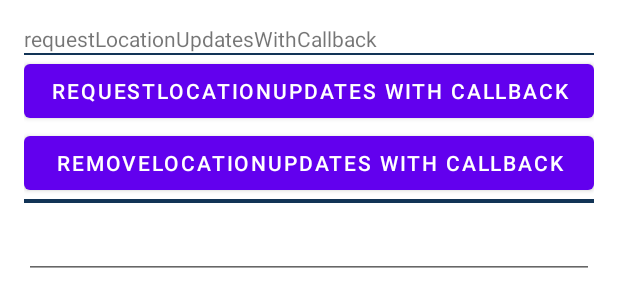
After one commit to srtcayhan/HMSPlayground, an Android app: the layout activity_location.xml on its own in the app's theme, with its tools: preview values and no code run, on a phone screen of 412 x 824 dp. The commit adds this screen. Shown: the top 307 px of the screen. Run offline under Robolectric (Android 15) with nearby library versions, the phone set to English and light mode, and no system bars.

Commit message:
location kit codelab

```diff
--- a/app/src/main/AndroidManifest.xml
+++ b/app/src/main/AndroidManifest.xml
@@ -3,6 +3,9 @@
     package="com.example.srtcayhan.hmsaccountkit">
 
     <uses-permission android:name="android.permission.INTERNET" />
+    <uses-permission android:name="android.permission.ACCESS_FINE_LOCATION" />
+    <uses-permission android:name="android.permission.ACCESS_COARSE_LOCATION" />
+    <uses-permission android:name="android.permission.ACCESS_BACKGROUND_LOCATION" />
 
     <queries>
         <intent>
@@ -17,6 +20,9 @@
         android:label="@string/app_name"
         android:theme="@style/Theme.HmsAccountKit"
         android:usesCleartextTraffic="true">
+        <activity
+            android:name=".location.LocationActivity"
+            android:exported="false" />
         <activity
             android:name=".ads.SplashActivity"
             android:exported="false" />
--- a/app/src/main/java/com/example/srtcayhan/hmsaccountkit/MainActivity.kt
+++ b/app/src/main/java/com/example/srtcayhan/hmsaccountkit/MainActivity.kt
@@ -11,6 +11,7 @@ import android.widget.TextView
 import com.example.srtcayhan.hmsaccountkit.ads.AdActivity
 import com.example.srtcayhan.hmsaccountkit.analytics.AnalyticsActivity
 import com.example.srtcayhan.hmsaccountkit.databinding.ActivityMainBinding
+import com.example.srtcayhan.hmsaccountkit.location.LocationActivity
 import com.huawei.hmf.tasks.Task
 import com.huawei.hms.aaid.HmsInstanceId
 import com.huawei.hms.common.ApiException
@@ -59,6 +60,10 @@ class MainActivity : AppCompatActivity() {
 
         binding.btnAd.setOnClickListener {
             val intent = Intent(this, AdActivity::class.java)
+            startActivity(intent)
+        }
+        binding.btnLocation.setOnClickListener {
+            val intent = Intent(this, LocationActivity::class.java)
             startActivity(intent)
         }
 
--- /dev/null
+++ b/app/src/main/res/layout/activity_location.xml
@@ -0,0 +1,75 @@
+<?xml version="1.0" encoding="utf-8"?>
+
+<LinearLayout xmlns:android="http://schemas.android.com/apk/res/android"
+    xmlns:tools="http://schemas.android.com/tools"
+    android:layout_width="match_parent"
+    android:layout_height="match_parent"
+    android:focusable="true"
+    android:focusableInTouchMode="true"
+    android:orientation="vertical"
+    android:paddingLeft="@dimen/activity_horizontal_margin"
+    android:paddingTop="@dimen/activity_vertical_margin"
+    android:paddingRight="@dimen/activity_horizontal_margin"
+    android:paddingBottom="@dimen/activity_vertical_margin"
+    tools:context=".location.LocationActivity">
+
+    <ScrollView
+        android:layout_width="match_parent"
+        android:layout_height="wrap_content">
+
+        <LinearLayout
+            android:layout_width="match_parent"
+            android:layout_height="match_parent"
+            android:focusable="true"
+            android:focusableInTouchMode="true"
+            android:orientation="vertical">
+
+            <TextView
+                android:layout_width="match_parent"
+                android:layout_height="wrap_content"
+                android:text="requestLocationUpdatesWithCallback" />
+
+            <ImageView
+                android:layout_width="match_parent"
+                android:layout_height="1dp"
+                android:background="#123456" />
+
+
+            <Button
+                android:id="@+id/location_requestLocationUpdatesWithCallback"
+                android:layout_width="match_parent"
+                android:layout_height="wrap_content"
+                android:text="requestLocationUpdates with callback" />
+
+            <Button
+                android:id="@+id/location_removeLocationUpdatesWithCallback"
+                android:layout_width="match_parent"
+                android:layout_height="wrap_content"
+                android:text="removeLocationUpdates with callback" />
+
+
+            <ImageView
+                android:layout_width="match_parent"
+                android:layout_height="1dp"
+                android:background="#123456" />
+
+            <ImageView
+                android:layout_width="match_parent"
+                android:layout_height="1dp"
+                android:background="#123456" />
+
+            <FrameLayout
+                android:id="@+id/framelog"
+                android:layout_width="match_parent"
+                android:layout_height="match_parent"
+                android:layout_marginTop="5dp" />
+
+            <EditText
+                android:id="@+id/LogText"
+                android:layout_width="match_parent"
+                android:layout_height="wrap_content"
+                android:autofillHints="Logs" />
+
+        </LinearLayout>
+    </ScrollView>
+</LinearLayout>
```
Also changed, not shown: app/build.gradle (+6 -1 lines), app/src/main/java/com/example/srtcayhan/hmsaccountkit/location/LocationActivity.kt (added, +235 -0 lines), app/src/main/res/layout/activity_main.xml (+9 -0 lines).
